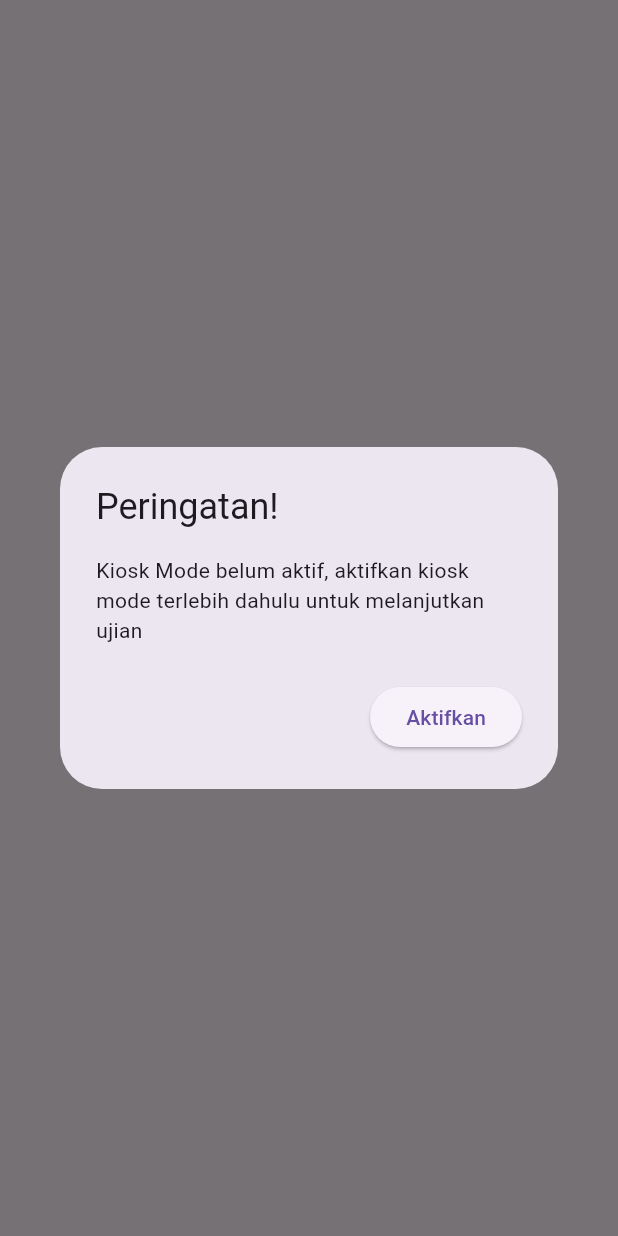
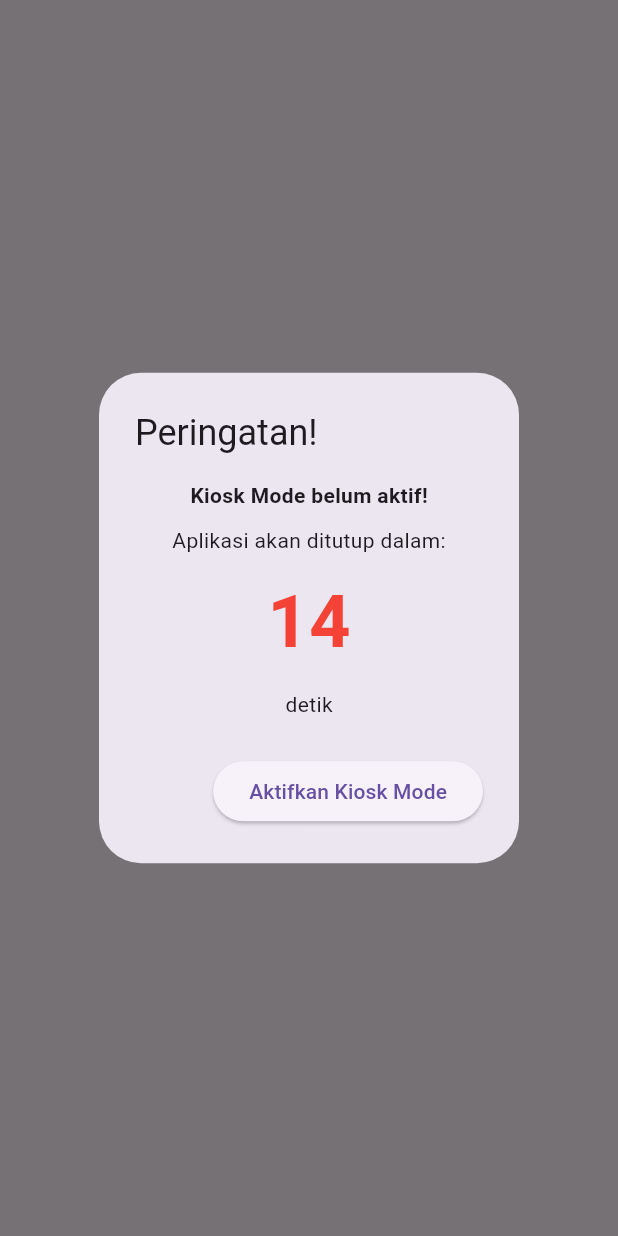
Before and after one commit to farinchan/elearning_app, a Flutter app: the InfoKioskMode widget shown alone on an empty page, opened directly, on a phone screen of 412 x 824 dp. Run offline on Flutter 3.47's test engine with Material 3 defaults, Android fonts, the phone set to English and light mode, and no system bars; our stand-ins replace awesome_snackbar_content; missing offline and left inert: flutter_inappwebview, fraud_protection, kiosk_mode, window_manager.

Commit message:
feat: fraud detection & fixed kiosk

```diff
--- a/lib/presentation/pages/exam_android_page.dart
+++ b/lib/presentation/pages/exam_android_page.dart
@@ -1,6 +1,8 @@
 import 'dart:developer';
+import 'dart:io';
 
 import 'package:awesome_snackbar_content/awesome_snackbar_content.dart';
+import 'package:elearning_app/common/helper/secure_mode.dart';
 import 'package:elearning_app/main.dart';
 import 'package:flutter/foundation.dart';
 import 'package:flutter/material.dart';
@@ -28,24 +30,90 @@ void InfoKioskMode(context) async {
       context: context,
       barrierDismissible: false,
       builder: (BuildContext context) {
+        return _CountdownDialog();
+      },
+    );
+  }
+}
+
+class _CountdownDialog extends StatefulWidget {
+  @override
+  _CountdownDialogState createState() => _CountdownDialogState();
+}
+
+class _CountdownDialogState extends State<_CountdownDialog> {
+  int _countdown = 15;
+  bool _isDisposed = false;
+
+  @override
+  void initState() {
+    super.initState();
+    _startCountdown();
+  }
+
+  void _startCountdown() {
+    Future.delayed(Duration(seconds: 1), () {
+      if (_isDisposed) return; // Jangan lanjutkan jika dialog sudah dispose
+
+      if (_countdown > 1) {
+        if (mounted) {
+          setState(() {
+            _countdown--;
+          });
+        }
+        _startCountdown();
+      } else {
+        // Crash aplikasi
+        SystemChannels.platform.invokeMethod('SystemNavigator.pop');
+        exit(0);
+      }
+    });
+  }
+
+  @override
+  void dispose() {
+    _isDisposed = true;
+    super.dispose();
+  }
+
+  @override
+  Widget build(BuildContext context) {
     return PopScope(
       canPop: false,
       child: AlertDialog(
         title: Text('Peringatan!'),
-            content: Text(
-                'Kiosk Mode belum aktif, aktifkan kiosk mode terlebih dahulu untuk melanjutkan ujian'),
+        content: Column(
+          mainAxisSize: MainAxisSize.min,
+          children: [
+            Text(
+              'Kiosk Mode belum aktif!',
+              style: TextStyle(fontWeight: FontWeight.bold),
+            ),
+            SizedBox(height: 10),
+            Text('Aplikasi akan ditutup dalam:'),
+            SizedBox(height: 10),
+            Text(
+              '$_countdown',
+              style: TextStyle(
+                fontSize: 48,
+                fontWeight: FontWeight.bold,
+                color: Colors.red,
+              ),
+            ),
+            SizedBox(height: 10),
+            Text('detik'),
+          ],
+        ),
         actions: [
           ElevatedButton(
             onPressed: () async {
               await startKioskMode();
               Navigator.of(context).pop();
             },
-                child: Text('Aktifkan'),
+            child: Text('Aktifkan Kiosk Mode'),
           ),
         ],
       ),
-        );
-      },
     );
   }
 }
@@ -59,6 +127,7 @@ class _ExamAndroidPageState extends State<ExamAndroidPage>
   final GlobalKey webViewKey = GlobalKey();
   InAppWebViewController? webViewController;
   double _progress = 0; // Menyimpan progress loading
+  bool _isShowingKioskDialog = false; // Flag untuk mencegah dialog duplikat
 
   Future<bool> _showExitConfirmation(BuildContext context) async {
     return await showDialog(
@@ -100,12 +169,14 @@ class _ExamAndroidPageState extends State<ExamAndroidPage>
       statusBarIconBrightness: Brightness.dark,
     ));
     enableKioskMode(context);
+    enableSecureMode();
     WidgetsBinding.instance.addObserver(this);
   }
 
   @override
   void dispose() {
     WidgetsBinding.instance.removeObserver(this);
+    disableSecureMode();
     super.dispose();
   }
 
@@ -114,6 +185,10 @@ class _ExamAndroidPageState extends State<ExamAndroidPage>
     if (state == AppLifecycleState.paused ||
         state == AppLifecycleState.inactive) {
       log('App is paused or inactive');
+
+      // Cek kiosk mode tanpa menampilkan dialog
+      getKioskMode().then((kioskMode) {
+        if (kioskMode == KioskMode.disabled && !_isShowingKioskDialog) {
           ScaffoldMessenger.of(context).showSnackBar(
             const SnackBar(
               elevation: 0,
@@ -128,7 +203,27 @@ class _ExamAndroidPageState extends State<ExamAndroidPage>
             ),
           );
 
-      InfoKioskMode(context);
+          _checkAndShowKioskDialog();
+        }
+      });
+    }
+  }
+
+  void _checkAndShowKioskDialog() async {
+    if (_isShowingKioskDialog) return; // Jangan tampilkan jika sudah ada dialog
+
+    var kioskMode = await getKioskMode();
+    if (kioskMode == KioskMode.disabled) {
+      _isShowingKioskDialog = true;
+      showDialog(
+        context: context,
+        barrierDismissible: false,
+        builder: (BuildContext context) {
+          return _CountdownDialog();
+        },
+      ).then((_) {
+        _isShowingKioskDialog = false;
+      });
     }
   }
 
--- a/pubspec.yaml
+++ b/pubspec.yaml
@@ -16,7 +16,7 @@ publish_to: 'none' # Remove this line if you wish to publish to pub.dev
 # https://developer.apple.com/library/archive/documentation/General/Reference/InfoPlistKeyReference/Articles/CoreFoundationKeys.html
 # In Windows, build-name is used as the major, minor, and patch parts
 # of the product and file versions while build-number is used as the build suffix.
-version: 1.0.0+1
+version: 1.5.0+2
 
 environment:
   sdk: ^3.5.4
@@ -42,6 +42,7 @@ dependencies:
   # Use with the CupertinoIcons class for iOS style icons.
   cupertino_icons: ^1.0.8
   flutter_inappwebview: ^6.1.5
+  fraud_protection: ^1.3.0
 
 dev_dependencies:
   flutter_launcher_icons: "^0.14.1"
```
Also changed, not shown: lib/common/helper/secure_mode.dart (added, +19 -0 lines), pubspec.lock, 253 other files. Lines whose indentation alone changed are shown as unchanged.
